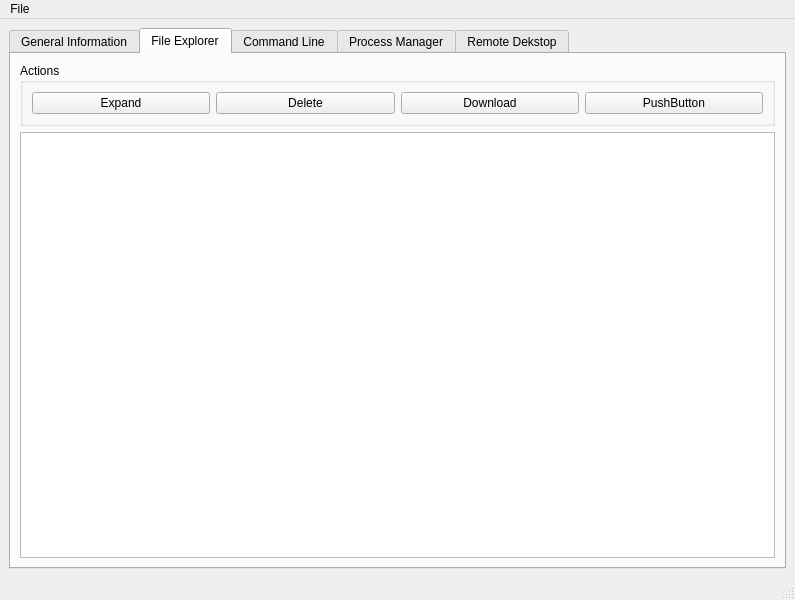
Before: the Qt Designer form PyUIC/untitlednew.ui in CommRogue/NetAdmin, drawn with Qt 5.
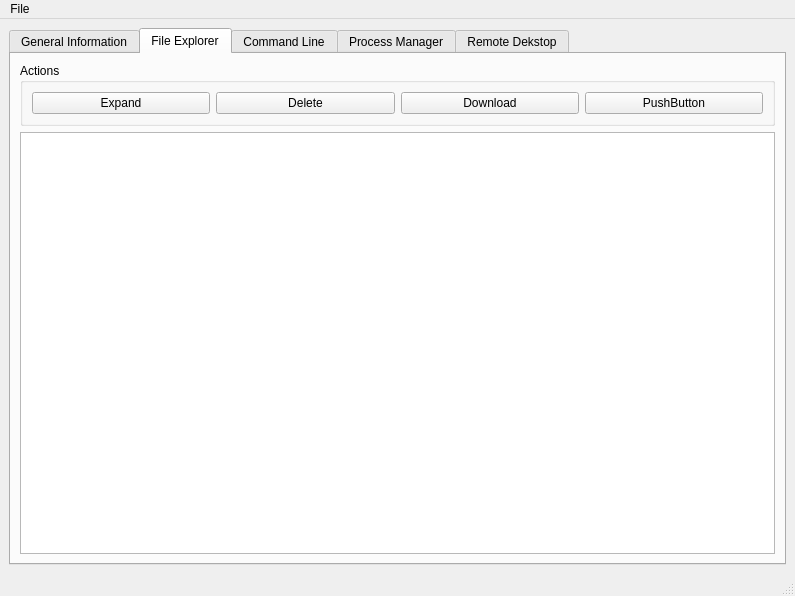
After: the same form once the commit is applied. The open tabs and pages were chosen to show the change. Icons and pictures are not drawn.

Diff of the .ui file:
```diff
--- a/PyUIC/untitlednew.ui
+++ b/PyUIC/untitlednew.ui
@@ -7,7 +7,7 @@
     <x>0</x>
     <y>0</y>
     <width>795</width>
-    <height>600</height>
+    <height>596</height>
    </rect>
   </property>
   <property name="windowTitle">
@@ -410,6 +410,9 @@
           <property name="selectionMode">
            <enum>QAbstractItemView::ContiguousSelection</enum>
           </property>
+          <property name="columnCount">
+           <number>4</number>
+          </property>
           <attribute name="headerVisible">
            <bool>false</bool>
           </attribute>
@@ -420,7 +423,7 @@
            <bool>false</bool>
           </attribute>
           <attribute name="headerStretchLastSection">
-           <bool>true</bool>
+           <bool>false</bool>
           </attribute>
           <column>
            <property name="text">
@@ -442,11 +445,6 @@
             <string>Size</string>
            </property>
           </column>
-          <column>
-           <property name="text">
-            <string/>
-           </property>
-          </column>
          </widget>
         </item>
        </layout>
```
Left out of the diff: 2 changed lines with no effect on the pictures.
